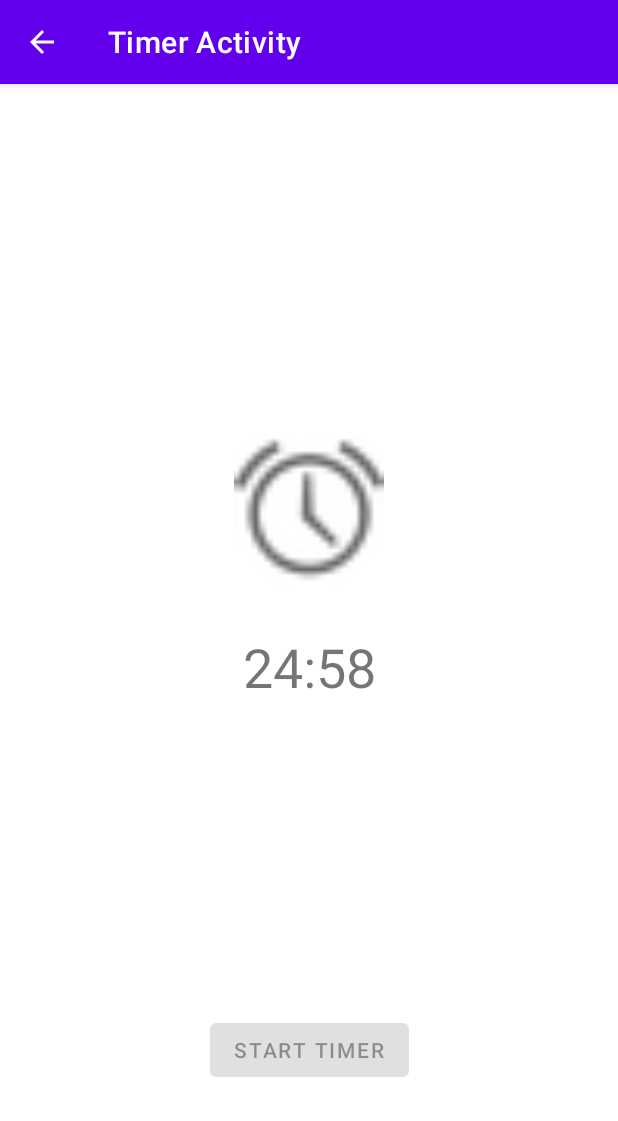
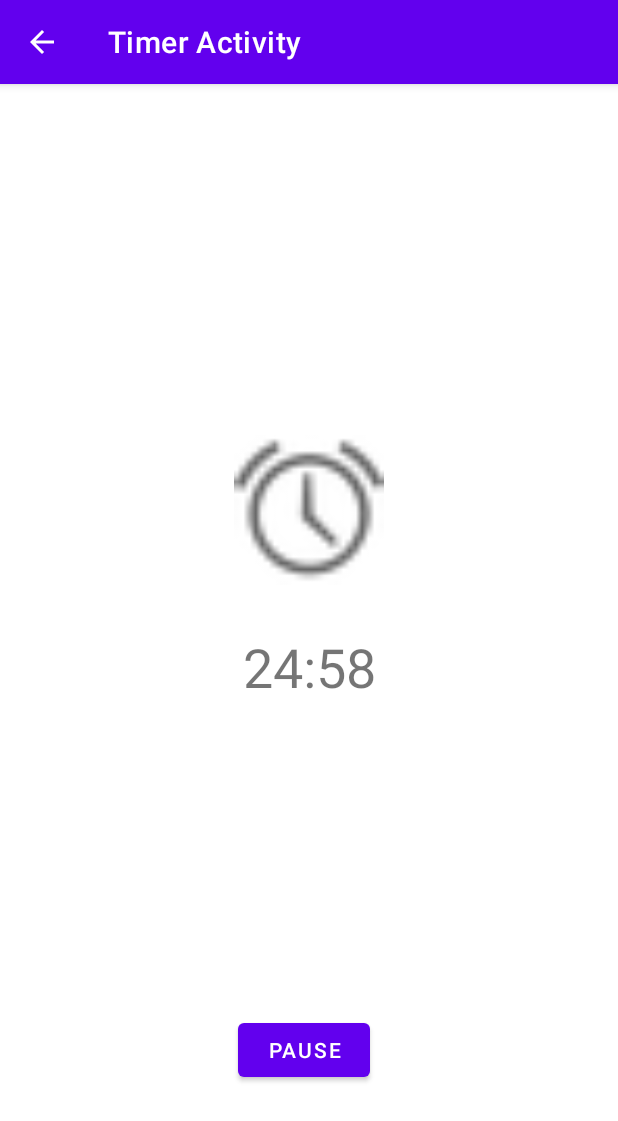
Before and after one commit to SzilvasiPeter/PomoTODOro, an Android app: the TimerActivity screen opened directly, with no data from a screen before it, after a tap on "START TIMER", on a phone screen of 412 x 824 dp. Shown: the top 1121 px of the screen. Run offline under Robolectric (Android 15) with nearby library versions, the phone set to English and light mode, and no system bars.

Commit message:
Timer pause, continue, stop function.

```diff
--- a/ToDo/app/src/main/java/com/example/todo/activities/TimerActivity.java
+++ b/ToDo/app/src/main/java/com/example/todo/activities/TimerActivity.java
@@ -21,7 +21,10 @@ public class TimerActivity extends AppCompatActivity {
         setContentView(R.layout.timer_activity);
 
         myTimerTextView = findViewById(R.id.timer_textView);
-        myTimerButton = findViewById(R.id.timer_button);
+        myStartButton = findViewById(R.id.timer_button);
+        myPauseButton = findViewById(R.id.pause_button);
+        myContinueButton = findViewById(R.id.continue_button);
+        myStopButton = findViewById(R.id.stop_button);
 
         String[] secondsValue = new String[60];
         for (int i = 0; i < 60; i++){
@@ -48,37 +51,100 @@ public class TimerActivity extends AppCompatActivity {
     }
 
     public void startTimer(View view) {
-        myTimerButton.setEnabled(false);
+        myStartButton.setVisibility(View.INVISIBLE);
         mySecondsTimerNumberPicker.setVisibility(View.INVISIBLE);
         myMinutesTimerNumberPicker.setVisibility(View.INVISIBLE);
-        new CountDownTimer((myMinutesTimerNumber * 1000 * 60) + (mySecondsTimerNumber * 1000), 1000) {
+        myPauseButton.setVisibility(View.VISIBLE);
+
+        myIsPaused = false;
+        myIsCanceled = false;
+
+        long millisInFuture = (myMinutesTimerNumber * 1000 * 60) + (mySecondsTimerNumber * 1000);
+        long countDownInterval = 1000;
+        CountDownTimer countDownTimer = createCountDownTimer(millisInFuture, countDownInterval);
+        countDownTimer.start();
+    }
+
+    public void pauseTimer(View view){
+        myPauseButton.setVisibility(View.INVISIBLE);
+        myContinueButton.setVisibility(View.VISIBLE);
+        myStopButton.setVisibility(View.VISIBLE);
+
+        myIsPaused = true;
+    }
+
+    public void continueTimer(View view){
+        myContinueButton.setVisibility(View.INVISIBLE);
+        myStopButton.setVisibility(View.INVISIBLE);
+        myPauseButton.setVisibility(View.VISIBLE);
+
+        myIsPaused = false;
+        myIsCanceled = false;
+
+        long millisInFuture = myTimeRemaining;
+        long countDownInterval = 1000;
+        CountDownTimer countDownTimer = createCountDownTimer(millisInFuture, countDownInterval);
+        countDownTimer.start();
+    }
+
+    public void stopTimer(View view){
+        myStopButton.setVisibility(View.INVISIBLE);
+        myContinueButton.setVisibility(View.INVISIBLE);
+        myStartButton.setVisibility(View.VISIBLE);
+        myMinutesTimerNumberPicker.setVisibility(View.VISIBLE);
+        mySecondsTimerNumberPicker.setVisibility(View.VISIBLE);
+
+        myIsCanceled = true;
+
+        myTimerTextView.setText("Timer is stopped!");
+    }
+
+    private CountDownTimer createCountDownTimer(long millisInFuture, long countDownInterval){
+        return new CountDownTimer(millisInFuture, countDownInterval) {
 
             public void onTick(long millisUntilFinished) {
-                long seconds = 0;
-                long minutes = TimeUnit.MILLISECONDS.toMinutes(millisUntilFinished);
-                if(minutes == 0){
-                    seconds = TimeUnit.MILLISECONDS.toSeconds(millisUntilFinished);
+                if(myIsPaused || myIsCanceled){
+                    cancel();
                 }
-                else{
-                    seconds = TimeUnit.MILLISECONDS.toSeconds(millisUntilFinished) - (minutes * 60);
+                else {
+                    setTimerText(millisUntilFinished);
+                    myTimeRemaining = millisUntilFinished;
                 }
-
-                myTimerTextView.setText(minutes + ":" + seconds);
             }
 
             public void onFinish() {
                 myTimerTextView.setText("Done!");
-                myTimerButton.setEnabled(true);
+                myPauseButton.setVisibility(View.INVISIBLE);
+                myStartButton.setVisibility(View.VISIBLE);
                 mySecondsTimerNumberPicker.setVisibility(View.VISIBLE);
                 myMinutesTimerNumberPicker.setVisibility(View.VISIBLE);
             }
-        }.start();
+        };
+    }
+
+    private void setTimerText(long millisUntilFinished) {
+        long seconds = 0;
+        long minutes = TimeUnit.MILLISECONDS.toMinutes(millisUntilFinished);
+        if (minutes == 0) {
+            seconds = TimeUnit.MILLISECONDS.toSeconds(millisUntilFinished);
+        } else {
+            seconds = TimeUnit.MILLISECONDS.toSeconds(millisUntilFinished) - (minutes * 60);
+        }
+
+        myTimerTextView.setText(minutes + ":" + seconds);
     }
 
     private TextView myTimerTextView;
-    private Button myTimerButton;
+    private Button myStartButton;
+    private Button myPauseButton;
+    private Button myContinueButton;
+    private Button myStopButton;
     private NumberPicker mySecondsTimerNumberPicker;
     private NumberPicker myMinutesTimerNumberPicker;
+
     private int mySecondsTimerNumber;
     private int myMinutesTimerNumber = 25;
+    private boolean myIsPaused = false;
+    private boolean myIsCanceled = false;
+    private long myTimeRemaining = 0;
 }
--- a/ToDo/app/src/main/res/layout/timer_activity.xml
+++ b/ToDo/app/src/main/res/layout/timer_activity.xml
@@ -41,7 +41,23 @@
         app:layout_constraintEnd_toEndOf="parent"
         app:layout_constraintStart_toStartOf="parent"
         android:clickable="true"
+        android:visibility="visible"
         android:focusable="true" />
+
+    <Button
+        android:id="@+id/pause_button"
+        android:layout_width="wrap_content"
+        android:layout_height="wrap_content"
+        android:layout_marginBottom="100dp"
+        android:clickable="true"
+        android:focusable="true"
+        android:onClick="pauseTimer"
+        android:text="Pause"
+        android:visibility="invisible"
+        app:layout_constraintBottom_toBottomOf="parent"
+        app:layout_constraintEnd_toEndOf="parent"
+        app:layout_constraintHorizontal_bias="0.489"
+        app:layout_constraintStart_toStartOf="parent" />
 
     <NumberPicker
         android:id="@+id/timerSeconds_numberPicker"
@@ -65,4 +81,27 @@
         app:layout_constraintStart_toStartOf="parent"
         app:layout_constraintTop_toBottomOf="@+id/timer_textView" />
 
+    <Button
+        android:id="@+id/continue_button"
+        android:layout_width="wrap_content"
+        android:layout_height="wrap_content"
+        android:layout_marginStart="100dp"
+        android:layout_marginTop="30dp"
+        android:onClick="continueTimer"
+        android:text="Continue"
+        android:visibility="invisible"
+        app:layout_constraintStart_toStartOf="parent"
+        app:layout_constraintTop_toBottomOf="@+id/timerMinutes_numberPicker" />
+
+    <Button
+        android:id="@+id/stop_button"
+        android:layout_width="wrap_content"
+        android:layout_height="wrap_content"
+        android:layout_marginEnd="100dp"
+        android:onClick="stopTimer"
+        android:text="Stop"
+        android:visibility="invisible"
+        app:layout_constraintEnd_toEndOf="parent"
+        app:layout_constraintTop_toTopOf="@+id/continue_button" />
+
 </androidx.constraintlayout.widget.ConstraintLayout>
```
